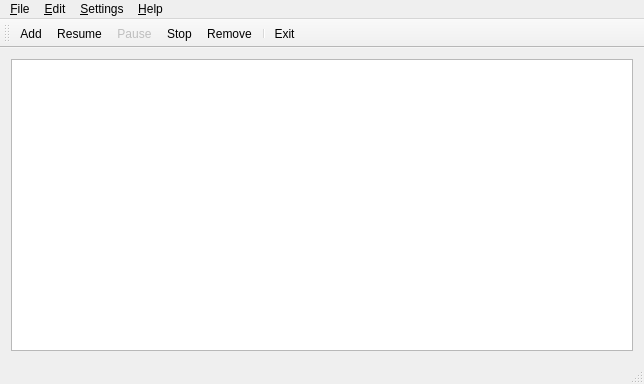
Alir3z4/yoDownet, file ui/mainwindow.ui: the form before one commit.
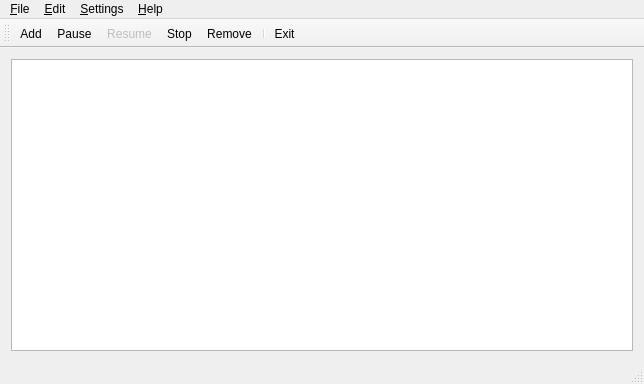
The form after the commit. Icons and pictures are not drawn.

Commit message: activate/enable/visible the pause button/action on the MainWindow It's just a begining! Also make Resume hidden and disable

Diff of the .ui file:
```diff
--- a/ui/mainwindow.ui
+++ b/ui/mainwindow.ui
@@ -152,8 +152,8 @@
     <bool>false</bool>
    </attribute>
    <addaction name="actionAdd"/>
-   <addaction name="actionResume"/>
    <addaction name="actionPause"/>
+   <addaction name="actionResume"/>
    <addaction name="actionStop"/>
    <addaction name="actionRemove"/>
    <addaction name="separator"/>
@@ -280,7 +280,7 @@
   </action>
   <action name="actionPause">
    <property name="enabled">
-    <bool>false</bool>
+    <bool>true</bool>
    </property>
    <property name="icon">
     <iconset theme="player_pause">
@@ -311,6 +311,9 @@
    </property>
   </action>
   <action name="actionResume">
+   <property name="enabled">
+    <bool>false</bool>
+   </property>
    <property name="icon">
     <iconset theme="player_play">
      <normaloff/>
```
Left out of the diff: 5 changed lines with no effect on the pictures.
